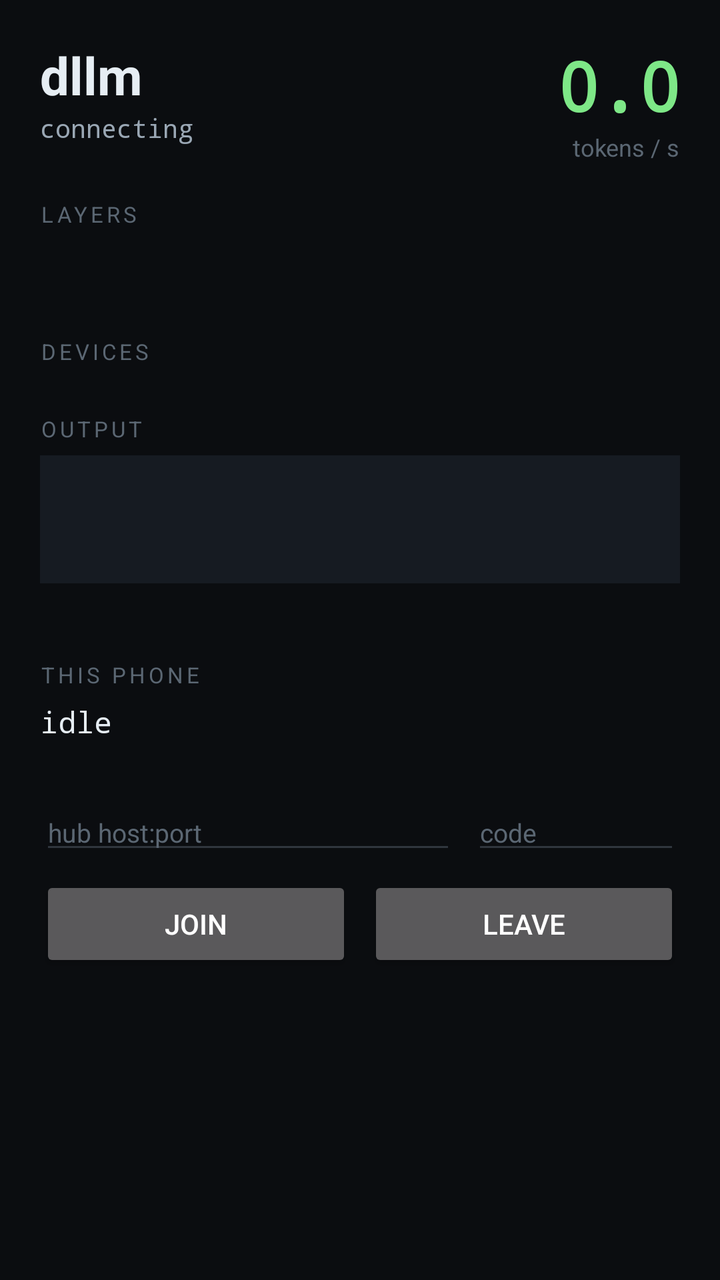
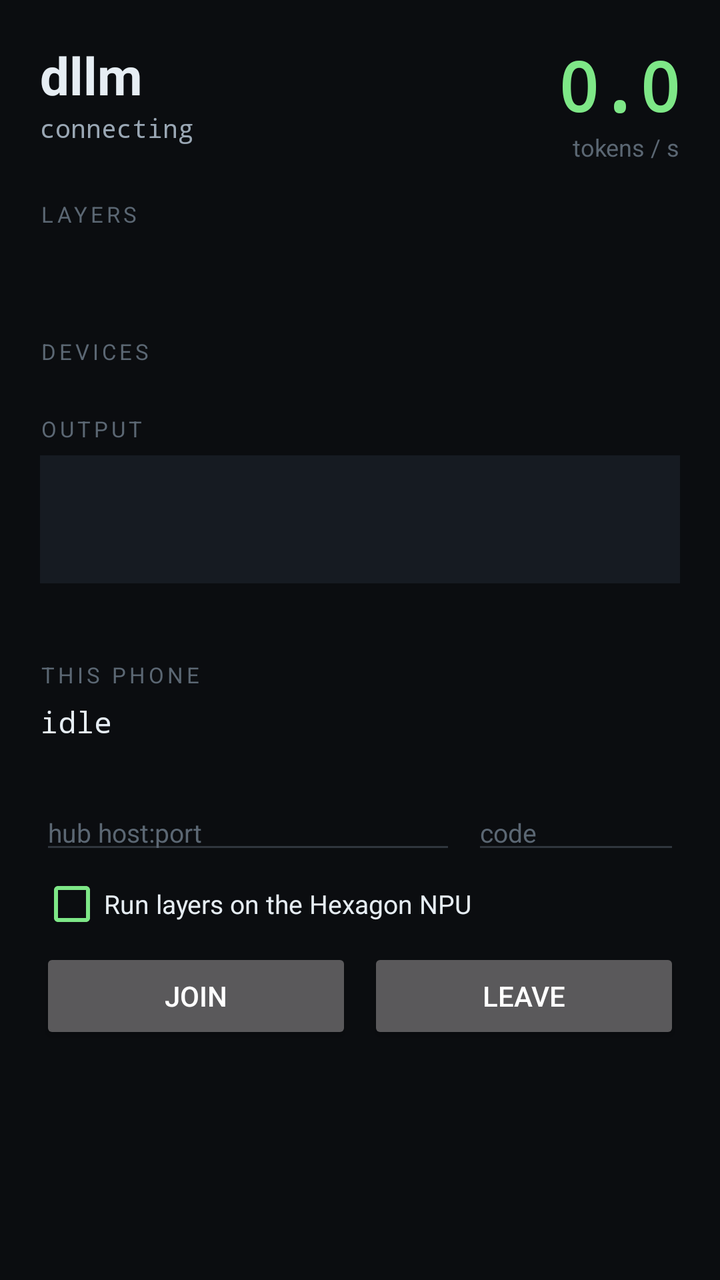

Screens rendered from an Android XML layout before and after an edit, with the pre-edit source and the edit as a unified diff.
<!-- AndroidManifest.xml: application theme android:Theme.Material.NoActionBar -->
<!-- res/layout/activity_main.xml -->
<?xml version="1.0" encoding="utf-8"?>
<ScrollView xmlns:android="http://schemas.android.com/apk/res/android"
    android:layout_width="match_parent"
    android:layout_height="match_parent"
    android:background="#0B0D10"
    android:fillViewport="true">

<LinearLayout
    android:id="@+id/root"
    android:layout_width="match_parent"
    android:layout_height="wrap_content"
    android:orientation="vertical"
    android:padding="20dp">

    
    <LinearLayout android:layout_width="match_parent" android:layout_height="wrap_content" android:orientation="horizontal">
        <LinearLayout android:layout_width="0dp" android:layout_weight="1" android:layout_height="wrap_content" android:orientation="vertical">
            <TextView android:id="@+id/title" android:layout_width="wrap_content" android:layout_height="wrap_content"
                android:text="dllm" android:textColor="#E6EDF3" android:textSize="26sp" android:textStyle="bold" />
            <TextView android:id="@+id/pipeline" android:layout_width="wrap_content" android:layout_height="wrap_content"
                android:text="connecting" android:textColor="#9AA7B4" android:textSize="13sp" android:fontFamily="monospace" />
        </LinearLayout>
        <LinearLayout android:layout_width="wrap_content" android:layout_height="wrap_content" android:orientation="vertical" android:gravity="end">
            <TextView android:id="@+id/tps" android:layout_width="wrap_content" android:layout_height="wrap_content"
                android:text="0.0" android:textColor="#7EE787" android:textSize="34sp" android:textStyle="bold" android:fontFamily="monospace" />
            <TextView android:id="@+id/tpsLabel" android:layout_width="wrap_content" android:layout_height="wrap_content"
                android:text="tokens / s" android:textColor="#5B6773" android:textSize="12sp" />
        </LinearLayout>
    </LinearLayout>

    
    <TextView android:layout_width="wrap_content" android:layout_height="wrap_content" android:layout_marginTop="18dp"
        android:text="LAYERS" android:textColor="#5B6773" android:textSize="11sp" android:letterSpacing="0.15" />
    <LinearLayout android:id="@+id/strip" android:layout_width="match_parent" android:layout_height="26dp"
        android:layout_marginTop="6dp" android:orientation="horizontal" />
    <LinearLayout android:id="@+id/stripLabels" android:layout_width="match_parent" android:layout_height="wrap_content"
        android:layout_marginTop="4dp" android:orientation="horizontal" />

    
    <TextView android:layout_width="wrap_content" android:layout_height="wrap_content" android:layout_marginTop="18dp"
        android:text="DEVICES" android:textColor="#5B6773" android:textSize="11sp" android:letterSpacing="0.15" />
    <LinearLayout android:id="@+id/nodes" android:layout_width="match_parent" android:layout_height="wrap_content"
        android:layout_marginTop="6dp" android:orientation="vertical" />

    
    <TextView android:layout_width="wrap_content" android:layout_height="wrap_content" android:layout_marginTop="18dp"
        android:text="OUTPUT" android:textColor="#5B6773" android:textSize="11sp" android:letterSpacing="0.15" />
    <TextView android:id="@+id/output" android:layout_width="match_parent" android:layout_height="wrap_content"
        android:layout_marginTop="6dp" android:padding="12dp" android:background="#161B22" android:minHeight="64dp"
        android:text="" android:textColor="#E6EDF3" android:textSize="15sp" android:fontFamily="monospace" />
    <TextView android:id="@+id/tokens" android:layout_width="wrap_content" android:layout_height="wrap_content"
        android:layout_marginTop="4dp" android:text="" android:textColor="#5B6773" android:textSize="12sp" android:fontFamily="monospace" />

    
    <TextView android:layout_width="wrap_content" android:layout_height="wrap_content" android:layout_marginTop="18dp"
        android:text="THIS PHONE" android:textColor="#5B6773" android:textSize="11sp" android:letterSpacing="0.15" />
    <TextView android:id="@+id/selfStatus" android:layout_width="match_parent" android:layout_height="wrap_content"
        android:layout_marginTop="6dp" android:text="idle" android:textColor="#E6EDF3" android:textSize="15sp" android:fontFamily="monospace" />
    <TextView android:id="@+id/selfDetail" android:layout_width="match_parent" android:layout_height="wrap_content"
        android:text="" android:textColor="#9AA7B4" android:textSize="12sp" android:fontFamily="monospace" />

    <LinearLayout android:layout_width="match_parent" android:layout_height="wrap_content" android:layout_marginTop="10dp" android:orientation="horizontal">
        <EditText android:id="@+id/hub" android:layout_width="0dp" android:layout_weight="2" android:layout_height="wrap_content"
            android:hint="hub host:port" android:inputType="textUri" android:textSize="13sp"
            android:textColor="#E6EDF3" android:textColorHint="#5B6773" android:backgroundTint="#30363D" />
        <EditText android:id="@+id/code" android:layout_width="0dp" android:layout_weight="1" android:layout_height="wrap_content"
            android:layout_marginStart="8dp" android:hint="code" android:inputType="textCapCharacters" android:textSize="13sp"
            android:textColor="#E6EDF3" android:textColorHint="#5B6773" android:backgroundTint="#30363D" />
    </LinearLayout>
    <LinearLayout android:layout_width="match_parent" android:layout_height="wrap_content" android:layout_marginTop="6dp" android:orientation="horizontal">
        <Button android:id="@+id/join" android:layout_width="0dp" android:layout_weight="1" android:layout_height="wrap_content" android:text="Join" />
        <Button android:id="@+id/leave" android:layout_width="0dp" android:layout_weight="1" android:layout_height="wrap_content" android:layout_marginStart="8dp" android:text="Leave" />
    </LinearLayout>
</LinearLayout>
</ScrollView>
<!-- resources referenced by this layout -->
<resources>

</resources>

<!-- the commit's change to res/layout/activity_main.xml (unified diff, before → after) -->
@@ -67,6 +67,9 @@
             android:layout_marginStart="8dp" android:hint="code" android:inputType="textCapCharacters" android:textSize="13sp"
             android:textColor="#E6EDF3" android:textColorHint="#5B6773" android:backgroundTint="#30363D" />
     </LinearLayout>
+    <CheckBox android:id="@+id/npu" android:layout_width="wrap_content" android:layout_height="wrap_content"
+        android:layout_marginTop="4dp" android:text="Run layers on the Hexagon NPU" android:textSize="13sp"
+        android:textColor="#E6EDF3" android:buttonTint="#7EE787" />
     <LinearLayout android:layout_width="match_parent" android:layout_height="wrap_content" android:layout_marginTop="6dp" android:orientation="horizontal">
         <Button android:id="@+id/join" android:layout_width="0dp" android:layout_weight="1" android:layout_height="wrap_content" android:text="Join" />
         <Button android:id="@+id/leave" android:layout_width="0dp" android:layout_weight="1" android:layout_height="wrap_content" android:layout_marginStart="8dp" android:text="Leave" />
